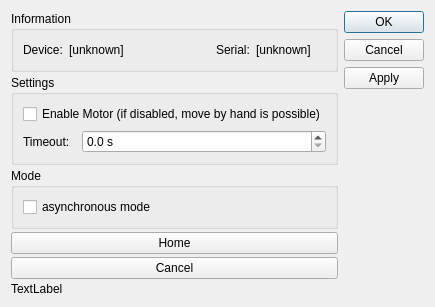
First picture: the form in ThorlabsKCubeIM/dialogThorlabsKCubeIM.ui, repository itom-project/plugins, before the edit.
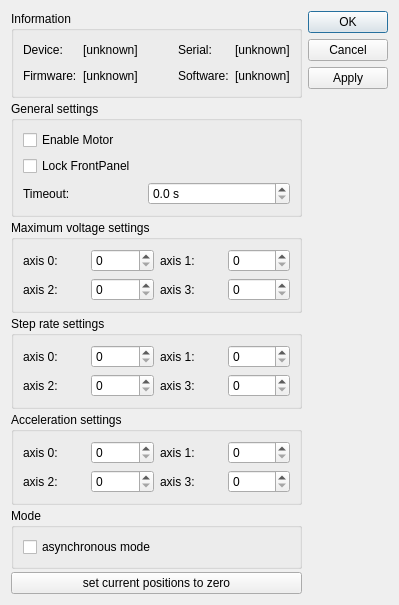
Second picture: the form after the edit.

Commit message: ThorlabsKCubeIM: added configuration Dialog

```diff
--- a/ThorlabsKCubeIM/dialogThorlabsKCubeIM.ui
+++ b/ThorlabsKCubeIM/dialogThorlabsKCubeIM.ui
@@ -6,8 +6,8 @@
    <rect>
     <x>0</x>
     <y>0</y>
-    <width>422</width>
-    <height>290</height>
+    <width>399</width>
+    <height>543</height>
    </rect>
   </property>
   <property name="windowTitle">
@@ -45,19 +45,6 @@
           </property>
          </spacer>
         </item>
-        <item row="0" column="1">
-         <widget class="QLabel" name="lblDevice">
-          <property name="sizePolicy">
-           <sizepolicy hsizetype="MinimumExpanding" vsizetype="Preferred">
-            <horstretch>0</horstretch>
-            <verstretch>0</verstretch>
-           </sizepolicy>
-          </property>
-          <property name="text">
-           <string>[unknown]</string>
-          </property>
-         </widget>
-        </item>
         <item row="0" column="4">
          <widget class="QLabel" name="lblSerial">
           <property name="sizePolicy">
@@ -81,6 +68,60 @@
           </property>
          </widget>
         </item>
+        <item row="0" column="1">
+         <widget class="QLabel" name="lblDevice">
+          <property name="sizePolicy">
+           <sizepolicy hsizetype="MinimumExpanding" vsizetype="Preferred">
+            <horstretch>0</horstretch>
+            <verstretch>0</verstretch>
+           </sizepolicy>
+          </property>
+          <property name="text">
+           <string>[unknown]</string>
+          </property>
+         </widget>
+        </item>
+        <item row="1" column="0">
+         <widget class="QLabel" name="label_2">
+          <property name="text">
+           <string>Firmware:</string>
+          </property>
+         </widget>
+        </item>
+        <item row="1" column="1">
+         <widget class="QLabel" name="lblFirmware">
+          <property name="text">
+           <string>[unknown]</string>
+          </property>
+         </widget>
+        </item>
+        <item row="1" column="3">
+         <widget class="QLabel" name="label_3">
+          <property name="text">
+           <string>Software:</string>
+          </property>
+         </widget>
+        </item>
+        <item row="1" column="4">
+         <widget class="QLabel" name="lblSoftware">
+          <property name="text">
+           <string>[unknown]</string>
+          </property>
+         </widget>
+        </item>
+        <item row="1" column="2">
+         <spacer name="horizontalSpacer_2">
+          <property name="orientation">
+           <enum>Qt::Horizontal</enum>
+          </property>
+          <property name="sizeHint" stdset="0">
+           <size>
+            <width>40</width>
+            <height>20</height>
+           </size>
+          </property>
+         </spacer>
+        </item>
        </layout>
       </widget>
      </item>
@@ -93,17 +134,17 @@
         </sizepolicy>
        </property>
        <property name="title">
-        <string>Settings</string>
+        <string>General settings</string>
        </property>
        <layout class="QGridLayout" name="gridLayout">
-        <item row="1" column="0">
+        <item row="2" column="0">
          <widget class="QLabel" name="label_11">
           <property name="text">
            <string>Timeout:</string>
           </property>
          </widget>
         </item>
-        <item row="1" column="2">
+        <item row="2" column="2">
          <widget class="QDoubleSpinBox" name="spinTimeout">
           <property name="sizePolicy">
            <sizepolicy hsizetype="MinimumExpanding" vsizetype="Fixed">
@@ -137,9 +178,163 @@
         <item row="0" column="0" colspan="3">
          <widget class="QCheckBox" name="checkEnabled">
           <property name="text">
-           <string>Enable Motor (if disabled, move by hand is possible)</string>
+           <string>Enable Motor </string>
           </property>
          </widget>
+        </item>
+        <item row="1" column="0">
+         <widget class="QCheckBox" name="checkFrontPanel">
+          <property name="text">
+           <string>Lock FrontPanel</string>
+          </property>
+         </widget>
+        </item>
+       </layout>
+      </widget>
+     </item>
+     <item>
+      <widget class="QGroupBox" name="groupVoltage">
+       <property name="title">
+        <string>Maximum voltage settings</string>
+       </property>
+       <layout class="QGridLayout" name="gridLayout_3">
+        <item row="0" column="0">
+         <widget class="QLabel" name="label_4">
+          <property name="text">
+           <string>axis 0:</string>
+          </property>
+         </widget>
+        </item>
+        <item row="0" column="1">
+         <widget class="QSpinBox" name="spinBoxAxis0MaxVol"/>
+        </item>
+        <item row="0" column="2">
+         <widget class="QLabel" name="label_5">
+          <property name="text">
+           <string>axis 1:</string>
+          </property>
+         </widget>
+        </item>
+        <item row="0" column="3">
+         <widget class="QSpinBox" name="spinBoxAxis1MaxVol"/>
+        </item>
+        <item row="1" column="0">
+         <widget class="QLabel" name="label_7">
+          <property name="text">
+           <string>axis 2:</string>
+          </property>
+         </widget>
+        </item>
+        <item row="1" column="2">
+         <widget class="QLabel" name="label_8">
+          <property name="text">
+           <string>axis 3:</string>
+          </property>
+         </widget>
+        </item>
+        <item row="1" column="1">
+         <widget class="QSpinBox" name="spinBoxAxis2MaxVol"/>
+        </item>
+        <item row="1" column="3">
+         <widget class="QSpinBox" name="spinBoxAxis3MaxVol"/>
+        </item>
+       </layout>
+      </widget>
+     </item>
+     <item>
+      <widget class="QGroupBox" name="groupBox">
+       <property name="title">
+        <string>Step rate settings</string>
+       </property>
+       <layout class="QGridLayout" name="gridLayout_4">
+        <item row="0" column="0">
+         <widget class="QLabel" name="label_9">
+          <property name="text">
+           <string>axis 0:</string>
+          </property>
+         </widget>
+        </item>
+        <item row="0" column="3">
+         <widget class="QSpinBox" name="spinBoxAxis1StepRate"/>
+        </item>
+        <item row="0" column="1">
+         <widget class="QSpinBox" name="spinBoxAxis0StepRate"/>
+        </item>
+        <item row="0" column="2">
+         <widget class="QLabel" name="label_10">
+          <property name="text">
+           <string>axis 1:</string>
+          </property>
+         </widget>
+        </item>
+        <item row="1" column="0">
+         <widget class="QLabel" name="label_12">
+          <property name="text">
+           <string>axis 2:</string>
+          </property>
+         </widget>
+        </item>
+        <item row="1" column="1">
+         <widget class="QSpinBox" name="spinBoxAxis2StepRate"/>
+        </item>
+        <item row="1" column="2">
+         <widget class="QLabel" name="label_13">
+          <property name="text">
+           <string>axis 3:</string>
+          </property>
+         </widget>
+        </item>
+        <item row="1" column="3">
+         <widget class="QSpinBox" name="spinBoxAxis3StepRate"/>
+        </item>
+       </layout>
+      </widget>
+     </item>
+     <item>
+      <widget class="QGroupBox" name="groupBox_2">
+       <property name="title">
+        <string>Acceleration settings</string>
+       </property>
+       <layout class="QGridLayout" name="gridLayout_5">
+        <item row="0" column="1">
+         <widget class="QSpinBox" name="spinBoxAxis0Accel"/>
+        </item>
+        <item row="0" column="2">
+         <widget class="QLabel" name="label_15">
+          <property name="text">
+           <string>axis 1:</string>
+          </property>
+         </widget>
+        </item>
+        <item row="0" column="3">
+         <widget class="QSpinBox" name="spinBoxAxis1Accel"/>
+        </item>
+        <item row="0" column="0">
+         <widget class="QLabel" name="label_14">
+          <property name="text">
+           <string>axis 0:</string>
+          </property>
+         </widget>
+        </item>
+        <item row="1" column="0">
+         <widget class="QLabel" name="label_16">
+          <property name="text">
+           <string>axis 2:</string>
+          </property>
+         </widget>
+        </item>
+        <item row="1" column="1">
+         <widget class="QSpinBox" name="spinBoxAxis2Accel"/>
+        </item>
+        <item row="1" column="2">
+         <widget class="QLabel" name="label_17">
+          <property name="text">
+           <string>axis 3:</string>
+          </property>
+         </widget>
+        </item>
+        <item row="1" column="3">
+         <widget class="QSpinBox" name="spinBoxAxis3Accel"/>
         </item>
        </layout>
       </widget>
@@ -163,21 +358,7 @@
      <item>
       <widget class="QPushButton" name="btnCalib">
        <property name="text">
-        <string>Home</string>
-       </property>
-      </widget>
-     </item>
-     <item>
-      <widget class="QPushButton" name="btnCalibInterrupt">
-       <property name="text">
-        <string>Cancel</string>
-       </property>
-      </widget>
-     </item>
-     <item>
-      <widget class="QLabel" name="lblHomed">
-       <property name="text">
-        <string>TextLabel</string>
+        <string>set current positions to zero</string>
        </property>
       </widget>
      </item>
```
The commit also changes 4 other files.
